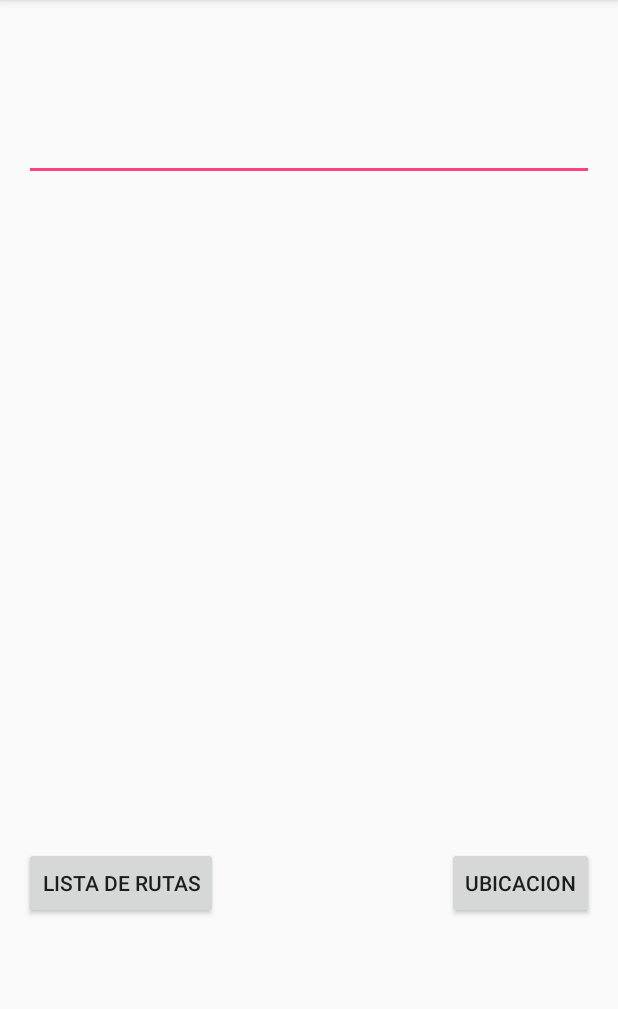
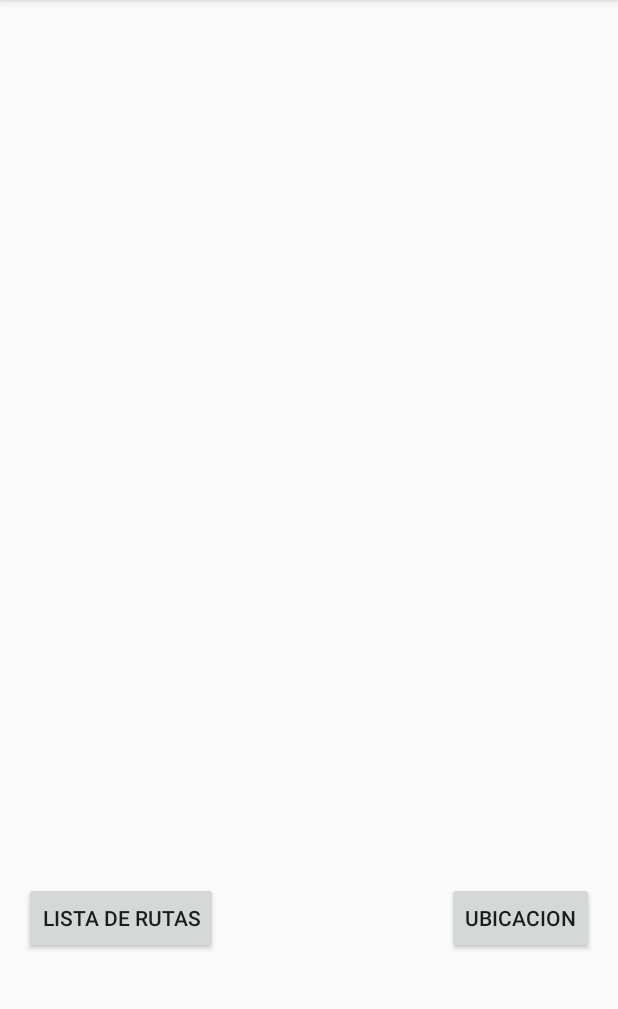
Before and after one commit to johana25/JNAppBus3, an Android app: the screen it shows after launch (Principal), on a phone screen of 412 x 824 dp, the part 84-1093 px from its top. Run offline under Robolectric (Android 15) with nearby library versions, the phone set to English and light mode, and no system bars.

```diff
--- a/app/src/main/AndroidManifest.xml
+++ b/app/src/main/AndroidManifest.xml
@@ -15,7 +15,7 @@
         android:label="@string/app_name"
         android:supportsRtl="true"
         android:theme="@style/AppTheme">
-        <!--android:name="android.support.multidex.MultiDexApplication"-->
+       <!-- android:name="android.support.multidex.Principal">-->
 
 
         <activity android:name=".Principal">
--- a/app/src/main/java/com/example/johanadenisse/jnappbus3/Principal.java
+++ b/app/src/main/java/com/example/johanadenisse/jnappbus3/Principal.java
@@ -1,6 +1,8 @@
 package com.example.johanadenisse.jnappbus3;
 
+import android.content.Context;
 import android.content.Intent;
+import android.support.multidex.MultiDex;
 import android.support.v7.app.AppCompatActivity;
 import android.os.Bundle;
 import android.view.View;
@@ -11,13 +13,21 @@ public class Principal extends AppCompatActivity {
     Button btn1, btn2;
     EditText edtxt;
 
+
+    @Override
+    protected void attachBaseContext(Context newBase) {
+        super.attachBaseContext(newBase);
+        MultiDex.install(this);
+    }
+
     @Override
     protected void onCreate(Bundle savedInstanceState) {
         super.onCreate(savedInstanceState);
+
         setContentView(R.layout.activity_principal);
         btn1 = (Button) findViewById(R.id.btnListaRutas);
         btn2 = (Button) findViewById(R.id.btnUbicacion);
-        edtxt = (EditText) findViewById(R.id.edtxt);
+       // edtxt = (EditText) findViewById(R.id.edtxt);
 
         btn2.setOnClickListener(new View.OnClickListener() {
             @Override
--- a/app/src/main/res/layout/activity_principal.xml
+++ b/app/src/main/res/layout/activity_principal.xml
@@ -12,24 +12,21 @@
     <Button
         android:layout_width="wrap_content"
         android:layout_height="wrap_content"
-        android:text="Lista de rutas"
-        android:id="@+id/btnListaRutas"
-        android:layout_marginBottom="139dp"
-        android:layout_alignParentBottom="true"
-        android:layout_alignParentStart="true" />
+        android:text="Ubicacion"
+        android:id="@+id/btnUbicacion"
+        android:layout_alignBaseline="@+id/btnListaRutas"
+        android:layout_alignBottom="@+id/btnListaRutas"
+        android:layout_alignParentRight="true"
+        android:layout_alignParentEnd="true" />
 
     <Button
         android:layout_width="wrap_content"
         android:layout_height="wrap_content"
-        android:text="Ubicacion"
-        android:id="@+id/btnUbicacion"
-        android:layout_alignBottom="@+id/btnListaRutas"
-        android:layout_alignParentEnd="true" />
-
-    <EditText
-        android:layout_width="match_parent"
-        android:layout_height="wrap_content"
-        android:id="@+id/edtxt"
-        android:layout_marginTop="59dp" />
+        android:text="Lista de rutas"
+        android:id="@+id/btnListaRutas"
+        android:layout_alignParentBottom="true"
+        android:layout_alignParentLeft="true"
+        android:layout_alignParentStart="true"
+        android:layout_marginBottom="116dp" />
 
 </RelativeLayout>
--- a/app/src/main/res/values-v21/styles.xml
+++ b/app/src/main/res/values-v21/styles.xml
@@ -3,7 +3,7 @@
     <style name="AppTheme.NoActionBar">
         <item name="windowActionBar">false</item>
         <item name="windowNoTitle">true</item>
-        <item name="android:windowDrawsSystemBarBackgrounds">true</item>
+        <item name="android:windowDrawsSystemBarBackgrounds">false</item>
         <item name="android:statusBarColor">@android:color/transparent</item>
     </style>
 </resources>
```
Also changed, not shown: app/build.gradle (+12 -6 lines), app/src/main/java/com/example/johanadenisse/jnappbus3/ListaRutas.java (+17 -5 lines), app/src/main/java/com/example/johanadenisse/jnappbus3/MapsActivity.java (+11 -1 lines), app/src/main/res/layout/activity_lista_rutas.xml (+26 -26 lines).
